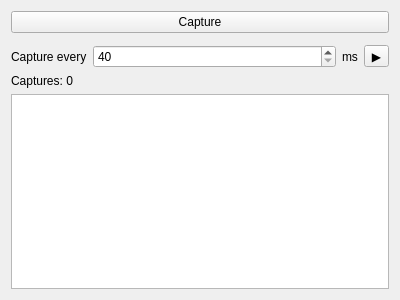
Old version of the form capturelist.ui in the repository cowsed/KinectToolBox.
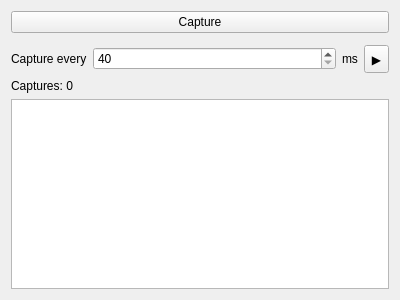
New version of the form.

Commit message: fixed pointcloud image stride issue

Patch:
```diff
--- a/capturelist.ui
+++ b/capturelist.ui
@@ -64,6 +64,12 @@
      </item>
      <item>
       <widget class="QToolButton" name="recordButton">
+       <property name="minimumSize">
+        <size>
+         <width>0</width>
+         <height>28</height>
+        </size>
+       </property>
        <property name="text">
         <string>▶️</string>
        </property>
```
The commit also changes 1 other file.
